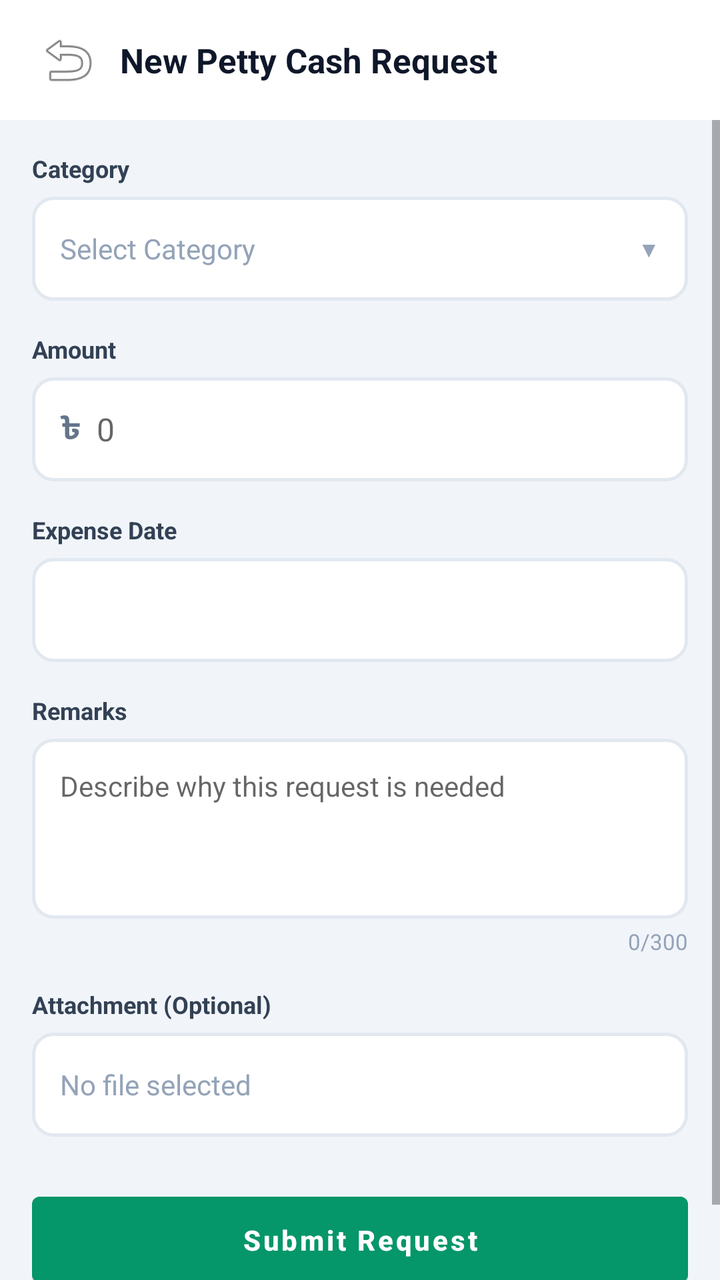
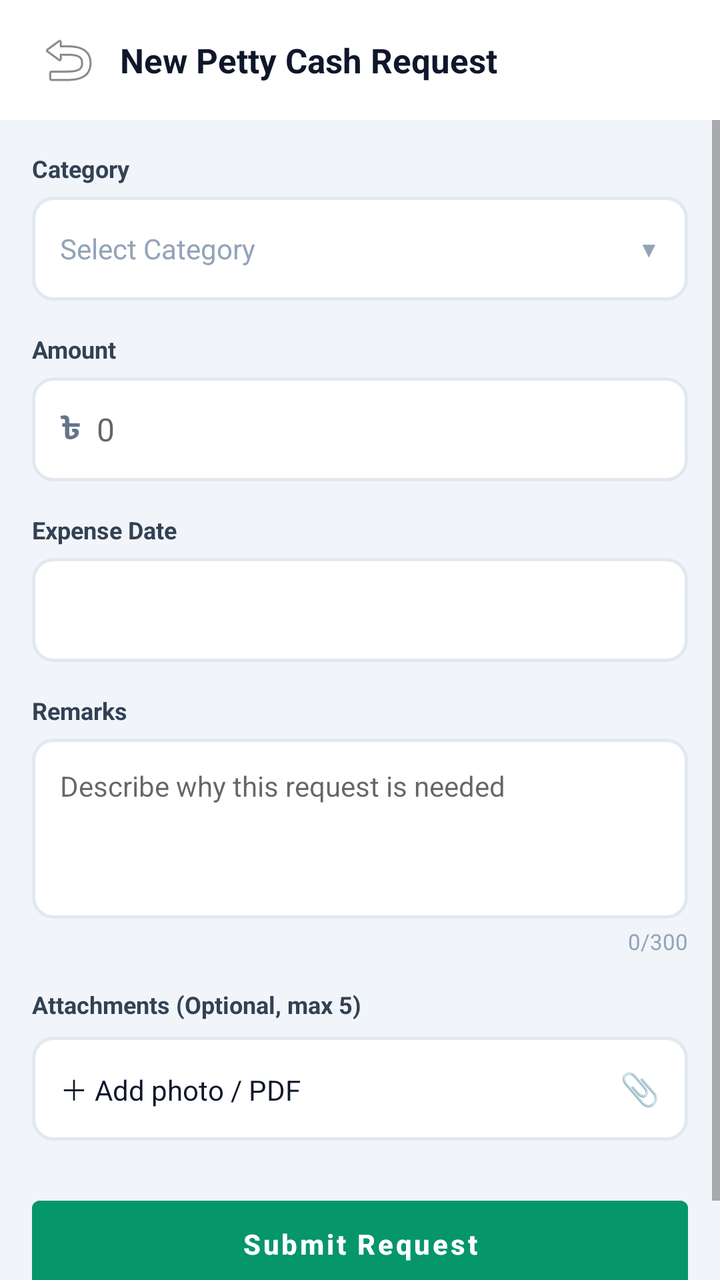

Before-and-after screenshots of an Android layout around one commit, followed by the original layout XML and the change that was made.
<!-- AndroidManifest.xml: application theme Theme.DataBridge -->
<!-- res/layout/fragment_petty_cash_request_create.xml -->
<?xml version="1.0" encoding="utf-8"?>
<FrameLayout
    xmlns:android="http://schemas.android.com/apk/res/android"
    xmlns:app="http://schemas.android.com/apk/res-auto"
    android:layout_width="match_parent"
    android:layout_height="match_parent"
    android:background="#F1F5F9">

    <LinearLayout
        android:layout_width="match_parent"
        android:layout_height="match_parent"
        android:orientation="vertical">

        
        <LinearLayout
            android:layout_width="match_parent"
            android:layout_height="wrap_content"
            android:orientation="horizontal"
            android:gravity="center_vertical"
            android:paddingHorizontal="16dp"
            android:paddingVertical="12dp"
            android:background="#FFFFFF">

            <ImageButton
                android:id="@+id/btnPcRequestCreateBack"
                android:layout_width="36dp"
                android:layout_height="36dp"
                android:src="@android:drawable/ic_menu_revert"
                android:background="?attr/selectableItemBackgroundBorderless"
                android:contentDescription="Back" />

            <TextView
                android:id="@+id/tvPcRequestCreateTitle"
                android:layout_width="0dp"
                android:layout_weight="1"
                android:layout_height="wrap_content"
                android:text="New Petty Cash Request"
                android:textSize="17sp"
                android:textStyle="bold"
                android:textColor="#0F172A"
                android:layout_marginStart="8dp" />
        </LinearLayout>

        <ScrollView
            android:layout_width="match_parent"
            android:layout_height="0dp"
            android:layout_weight="1"
            android:fillViewport="true"
            android:clipToPadding="false"
            android:paddingBottom="16dp">

            <LinearLayout
                android:layout_width="match_parent"
                android:layout_height="wrap_content"
                android:orientation="vertical"
                android:padding="16dp">

                
                <TextView
                    android:layout_width="wrap_content"
                    android:layout_height="wrap_content"
                    android:text="Category"
                    android:textSize="12sp"
                    android:textStyle="bold"
                    android:textColor="#334155" />

                <LinearLayout
                    android:id="@+id/layoutPcRequestCategory"
                    android:layout_width="match_parent"
                    android:layout_height="52dp"
                    android:orientation="horizontal"
                    android:gravity="center_vertical"
                    android:layout_marginTop="6dp"
                    android:background="@drawable/bg_pc_input"
                    android:paddingHorizontal="14dp"
                    android:clickable="true"
                    android:focusable="true">

                    <TextView
                        android:id="@+id/tvPcRequestCategorySelected"
                        android:layout_width="0dp"
                        android:layout_weight="1"
                        android:layout_height="wrap_content"
                        android:text="Select Category"
                        android:textSize="14sp"
                        android:textColor="#94A3B8" />

                    <TextView
                        android:layout_width="wrap_content"
                        android:layout_height="wrap_content"
                        android:text="\u25BC"
                        android:textSize="11sp"
                        android:textColor="#94A3B8" />
                </LinearLayout>

                
                <LinearLayout
                    android:id="@+id/groupPcRequestConsignment"
                    android:layout_width="match_parent"
                    android:layout_height="wrap_content"
                    android:orientation="vertical"
                    android:visibility="gone">

                    <TextView
                        android:layout_width="wrap_content"
                        android:layout_height="wrap_content"
                        android:text="Consignment ID"
                        android:textSize="12sp"
                        android:textStyle="bold"
                        android:textColor="#334155"
                        android:layout_marginTop="16dp" />

                    <LinearLayout
                        android:layout_width="match_parent"
                        android:layout_height="wrap_content"
                        android:orientation="horizontal"
                        android:layout_marginTop="6dp">

                        <EditText
                            android:id="@+id/etPcRequestConsignmentId"
                            android:layout_width="0dp"
                            android:layout_height="52dp"
                            android:layout_weight="1"
                            android:background="@drawable/bg_pc_input"
                            android:hint="Type or scan consignment ID"
                            android:textSize="14sp"
                            android:textColor="#0F172A"
                            android:paddingHorizontal="14dp"
                            android:maxLines="1"
                            android:inputType="text" />

                        <TextView
                            android:id="@+id/btnPcRequestScanConsignment"
                            android:layout_width="52dp"
                            android:layout_height="52dp"
                            android:layout_marginStart="8dp"
                            android:background="@drawable/bg_pc_input"
                            android:gravity="center"
                            android:text="📷"
                            android:textSize="18sp" />
                    </LinearLayout>

                    
                    <LinearLayout
                        android:id="@+id/layoutPcRequestConsignmentPreview"
                        android:layout_width="match_parent"
                        android:layout_height="wrap_content"
                        android:orientation="vertical"
                        android:background="@drawable/bg_card_rounded"
                        android:padding="10dp"
                        android:layout_marginTop="8dp"
                        android:visibility="gone">

                        <TextView
                            android:id="@+id/tvPcRequestConsignmentPreview"
                            android:layout_width="match_parent"
                            android:layout_height="wrap_content"
                            android:textSize="12.5sp"
                            android:textColor="#0F172A" />
                    </LinearLayout>
                </LinearLayout>

                
                <LinearLayout
                    android:id="@+id/groupPcRequestStore"
                    android:layout_width="match_parent"
                    android:layout_height="wrap_content"
                    android:orientation="vertical"
                    android:visibility="gone">

                    <TextView
                        android:layout_width="wrap_content"
                        android:layout_height="wrap_content"
                        android:text="Store"
                        android:textSize="12sp"
                        android:textStyle="bold"
                        android:textColor="#334155"
                        android:layout_marginTop="16dp" />

                    <LinearLayout
                        android:id="@+id/layoutPcRequestStore"
                        android:layout_width="match_parent"
                        android:layout_height="52dp"
                        android:orientation="horizontal"
                        android:gravity="center_vertical"
                        android:layout_marginTop="6dp"
                        android:background="@drawable/bg_pc_input"
                        android:paddingHorizontal="14dp"
                        android:clickable="true"
                        android:focusable="true">

                        <TextView
                            android:id="@+id/tvPcRequestStoreSelected"
                            android:layout_width="0dp"
                            android:layout_weight="1"
                            android:layout_height="wrap_content"
                            android:text="Select Store"
                            android:textSize="14sp"
                            android:textColor="#94A3B8" />

                        <TextView
                            android:layout_width="wrap_content"
                            android:layout_height="wrap_content"
                            android:text="\u25BC"
                            android:textSize="11sp"
                            android:textColor="#94A3B8" />
                    </LinearLayout>

                    <TextView
                        android:layout_width="wrap_content"
                        android:layout_height="wrap_content"
                        android:text="Number of Pickups"
                        android:textSize="12sp"
                        android:textStyle="bold"
                        android:textColor="#334155"
                        android:layout_marginTop="14dp" />

                    <EditText
                        android:id="@+id/etPcRequestPickupCount"
                        android:layout_width="match_parent"
                        android:layout_height="52dp"
                        android:layout_marginTop="6dp"
                        android:background="@drawable/bg_pc_input"
                        android:paddingHorizontal="14dp"
                        android:inputType="number"
                        android:maxLength="3"
                        android:textSize="14sp"
                        android:hint="e.g. 3" />
                </LinearLayout>

                
                <LinearLayout
                    android:id="@+id/groupPcRequestConveyance"
                    android:layout_width="match_parent"
                    android:layout_height="wrap_content"
                    android:orientation="vertical"
                    android:visibility="gone">

                    <TextView
                        android:layout_width="wrap_content"
                        android:layout_height="wrap_content"
                        android:text="Vehicle"
                        android:textSize="12sp"
                        android:textStyle="bold"
                        android:textColor="#334155"
                        android:layout_marginTop="16dp" />

                    <LinearLayout
                        android:id="@+id/layoutPcRequestVehicle"
                        android:layout_width="match_parent"
                        android:layout_height="52dp"
                        android:orientation="horizontal"
                        android:gravity="center_vertical"
                        android:layout_marginTop="6dp"
                        android:background="@drawable/bg_pc_input"
                        android:paddingHorizontal="14dp"
                        android:clickable="true"
                        android:focusable="true">

                        <TextView
                            android:id="@+id/tvPcRequestVehicleSelected"
                            android:layout_width="0dp"
                            android:layout_weight="1"
                            android:layout_height="wrap_content"
                            android:text="Select Vehicle"
                            android:textSize="14sp"
                            android:textColor="#94A3B8" />

                        <TextView
                            android:layout_width="wrap_content"
                            android:layout_height="wrap_content"
                            android:text="\u25BC"
                            android:textSize="11sp"
                            android:textColor="#94A3B8" />
                    </LinearLayout>

                    <TextView
                        android:layout_width="wrap_content"
                        android:layout_height="wrap_content"
                        android:text="From"
                        android:textSize="12sp"
                        android:textStyle="bold"
                        android:textColor="#334155"
                        android:layout_marginTop="14dp" />

                    <LinearLayout
                        android:id="@+id/layoutPcRequestFromArea"
                        android:layout_width="match_parent"
                        android:layout_height="52dp"
                        android:orientation="horizontal"
                        android:gravity="center_vertical"
                        android:layout_marginTop="6dp"
                        android:background="@drawable/bg_pc_input"
                        android:paddingHorizontal="14dp"
                        android:clickable="true"
                        android:focusable="true">

                        <TextView
                            android:id="@+id/tvPcRequestFromAreaSelected"
                            android:layout_width="0dp"
                            android:layout_weight="1"
                            android:layout_height="wrap_content"
                            android:text="Office"
                            android:textSize="14sp"
                            android:textColor="#0F172A" />

                        <TextView
                            android:layout_width="wrap_content"
                            android:layout_height="wrap_content"
                            android:text="\u25BC"
                            android:textSize="11sp"
                            android:textColor="#94A3B8" />
                    </LinearLayout>

                    <TextView
                        android:layout_width="wrap_content"
                        android:layout_height="wrap_content"
                        android:text="Destination"
                        android:textSize="12sp"
                        android:textStyle="bold"
                        android:textColor="#334155"
                        android:layout_marginTop="14dp" />

                    <LinearLayout
                        android:id="@+id/layoutPcRequestToArea"
                        android:layout_width="match_parent"
                        android:layout_height="52dp"
                        android:orientation="horizontal"
                        android:gravity="center_vertical"
                        android:layout_marginTop="6dp"
                        android:background="@drawable/bg_pc_input"
                        android:paddingHorizontal="14dp"
                        android:clickable="true"
                        android:focusable="true">

                        <TextView
                            android:id="@+id/tvPcRequestToAreaSelected"
                            android:layout_width="0dp"
                            android:layout_weight="1"
                            android:layout_height="wrap_content"
                            android:text="Office"
                            android:textSize="14sp"
                            android:textColor="#0F172A" />

                        <TextView
                            android:layout_width="wrap_content"
                            android:layout_height="wrap_content"
                            android:text="\u25BC"
                            android:textSize="11sp"
                            android:textColor="#94A3B8" />
                    </LinearLayout>

                </LinearLayout>

                
                <LinearLayout
                    android:id="@+id/groupPcAmount"
                    android:layout_width="match_parent"
                    android:layout_height="wrap_content"
                    android:orientation="vertical">

                    <TextView
                        android:layout_width="wrap_content"
                        android:layout_height="wrap_content"
                        android:text="Amount"
                        android:textSize="12sp"
                        android:textStyle="bold"
                        android:textColor="#334155"
                        android:layout_marginTop="16dp" />

                    <LinearLayout
                        android:layout_width="match_parent"
                        android:layout_height="wrap_content"
                        android:orientation="horizontal"
                        android:gravity="center_vertical"
                        android:layout_marginTop="6dp"
                        android:background="@drawable/bg_pc_input"
                        android:paddingHorizontal="14dp">

                        <TextView
                            android:layout_width="wrap_content"
                            android:layout_height="wrap_content"
                            android:text="\u09F3"
                            android:textSize="16sp"
                            android:textStyle="bold"
                            android:textColor="#64748B" />

                        <EditText
                            android:id="@+id/etPcRequestAmount"
                            android:layout_width="0dp"
                            android:layout_weight="1"
                            android:layout_height="52dp"
                            android:background="@android:color/transparent"
                            android:inputType="numberDecimal"
                            android:hint="0"
                            android:textSize="16sp"
                            android:textColor="#0F172A"
                            android:paddingStart="8dp"
                            android:maxLines="1" />
                    </LinearLayout>
                </LinearLayout>

                
                <TextView
                    android:id="@+id/tvPcRequestDateLabel"
                    android:layout_width="wrap_content"
                    android:layout_height="wrap_content"
                    android:text="Expense Date"
                    android:textSize="12sp"
                    android:textStyle="bold"
                    android:textColor="#334155"
                    android:layout_marginTop="16dp" />

                <LinearLayout
                    android:id="@+id/layoutPcRequestExpenseDate"
                    android:layout_width="match_parent"
                    android:layout_height="52dp"
                    android:orientation="horizontal"
                    android:gravity="center_vertical"
                    android:layout_marginTop="6dp"
                    android:background="@drawable/bg_pc_input"
                    android:paddingHorizontal="14dp"
                    android:clickable="true"
                    android:focusable="true">

                    <TextView
                        android:id="@+id/tvPcRequestExpenseDateSelected"
                        android:layout_width="0dp"
                        android:layout_weight="1"
                        android:layout_height="wrap_content"
                        android:textSize="14sp"
                        android:textColor="#0F172A" />

                    <TextView
                        android:layout_width="wrap_content"
                        android:layout_height="wrap_content"
                        android:text="\uD83D\uDCC5"
                        android:textSize="16sp" />
                </LinearLayout>

                
                <TextView
                    android:layout_width="wrap_content"
                    android:layout_height="wrap_content"
                    android:text="Remarks"
                    android:textSize="12sp"
                    android:textStyle="bold"
                    android:textColor="#334155"
                    android:layout_marginTop="16dp" />

                <EditText
                    android:id="@+id/etPcRequestPurpose"
                    android:layout_width="match_parent"
                    android:layout_height="90dp"
                    android:layout_marginTop="6dp"
                    android:background="@drawable/bg_pc_input"
                    android:hint="Describe why this request is needed"
                    android:textSize="14sp"
                    android:textColor="#0F172A"
                    android:padding="14dp"
                    android:gravity="top"
                    android:maxLength="300"
                    android:inputType="textMultiLine" />

                <TextView
                    android:id="@+id/tvPcRequestPurposeCount"
                    android:layout_width="wrap_content"
                    android:layout_height="wrap_content"
                    android:layout_gravity="end"
                    android:layout_marginTop="4dp"
                    android:text="0/300"
                    android:textSize="11sp"
                    android:textColor="#94A3B8" />

                
                <TextView
                    android:layout_width="wrap_content"
                    android:layout_height="wrap_content"
                    android:text="Attachment (Optional)"
                    android:textSize="12sp"
                    android:textStyle="bold"
                    android:textColor="#334155"
                    android:layout_marginTop="16dp" />

                <LinearLayout
                    android:id="@+id/layoutPcRequestAttachment"
                    android:layout_width="match_parent"
                    android:layout_height="52dp"
                    android:orientation="horizontal"
                    android:gravity="center_vertical"
                    android:layout_marginTop="6dp"
                    android:background="@drawable/bg_pc_input"
                    android:paddingHorizontal="14dp"
                    android:clickable="true"
                    android:focusable="true">

                    <TextView
                        android:id="@+id/tvPcRequestAttachmentName"
                        android:layout_width="0dp"
                        android:layout_weight="1"
                        android:layout_height="wrap_content"
                        android:text="No file selected"
                        android:textSize="14sp"
                        android:textColor="#94A3B8" />

                    <TextView
                        android:layout_width="wrap_content"
                        android:layout_height="wrap_content"
                        android:text="\uD83D\uDCCE"
                        android:textSize="16sp" />
                </LinearLayout>

                
                <ProgressBar
                    android:id="@+id/pbPcRequestSaving"
                    android:layout_width="wrap_content"
                    android:layout_height="wrap_content"
                    android:layout_gravity="center_horizontal"
                    android:layout_marginTop="16dp"
                    android:visibility="gone" />

                
                <Button
                    android:id="@+id/btnPcRequestSubmit"
                    android:layout_width="match_parent"
                    android:layout_height="wrap_content"
                    android:layout_marginTop="24dp"
                    android:text="Submit Request"
                    android:textAllCaps="false"
                    android:textStyle="bold"
                    android:textColor="#FFFFFF"
                    android:backgroundTint="#059669"
                    android:paddingVertical="12dp" />

            </LinearLayout>
        </ScrollView>
    </LinearLayout>
</FrameLayout>
<!-- resources referenced by this layout -->
<resources>
  <!-- drawable bg_card_rounded (drawable) -->
  <?xml version="1.0" encoding="utf-8"?>
  <shape xmlns:android="http://schemas.android.com/apk/res/android"
      android:shape="rectangle">
      <solid android:color="@color/theme_bg_card" />
      <stroke android:width="1.5dp" android:color="@color/theme_border" />
      <corners android:radius="10dp" />
  </shape>
  <!-- drawable bg_pc_input (drawable) -->
  <?xml version="1.0" encoding="utf-8"?>
  <shape xmlns:android="http://schemas.android.com/apk/res/android"
      android:shape="rectangle">
      <solid android:color="#FFFFFF" />
      <stroke android:width="1.5dp" android:color="#E2E8F0" />
      <corners android:radius="10dp" />
  </shape>
  <style name="Theme.DataBridge" parent="Theme.MaterialComponents.DayNight.NoActionBar">
      <item name="colorPrimary">#00d4ff</item>
      <item name="colorPrimaryVariant">#16213e</item>
      <item name="colorOnPrimary">#ffffff</item>
      <item name="colorSecondary">#00d4ff</item>
      <item name="android:statusBarColor">#1a1a2e</item>
  </style>
  <color name="theme_bg_card">#ffffff</color>
  <color name="theme_border">#e2e8f0</color>
</resources>

<!-- the commit's change to res/layout/fragment_petty_cash_request_create.xml (unified diff, before → after) -->
@@ -476,14 +476,21 @@
                 <TextView
                     android:layout_width="wrap_content"
                     android:layout_height="wrap_content"
-                    android:text="Attachment (Optional)"
+                    android:text="Attachments (Optional, max 5)"
                     android:textSize="12sp"
                     android:textStyle="bold"
                     android:textColor="#334155"
                     android:layout_marginTop="16dp" />
 
                 <LinearLayout
-                    android:id="@+id/layoutPcRequestAttachment"
+                    android:id="@+id/layoutPcRequestAttachments"
+                    android:layout_width="match_parent"
+                    android:layout_height="wrap_content"
+                    android:orientation="vertical"
+                    android:layout_marginTop="2dp" />
+
+                <LinearLayout
+                    android:id="@+id/layoutPcRequestAttachmentAdd"
                     android:layout_width="match_parent"
                     android:layout_height="52dp"
                     android:orientation="horizontal"
@@ -495,18 +502,17 @@
                     android:focusable="true">
 
                     <TextView
-                        android:id="@+id/tvPcRequestAttachmentName"
                         android:layout_width="0dp"
                         android:layout_weight="1"
                         android:layout_height="wrap_content"
-                        android:text="No file selected"
+                        android:text="＋ Add photo / PDF"
                         android:textSize="14sp"
-                        android:textColor="#94A3B8" />
-
-                    <TextView
-                        android:layout_width="wrap_content"
-                        android:layout_height="wrap_content"
-                        android:text="\uD83D\uDCCE"
+                        android:textColor="#0F172A" />
+
+                    <TextView
+                        android:layout_width="wrap_content"
+                        android:layout_height="wrap_content"
+                        android:text="📎"
                         android:textSize="16sp" />
                 </LinearLayout>
 
